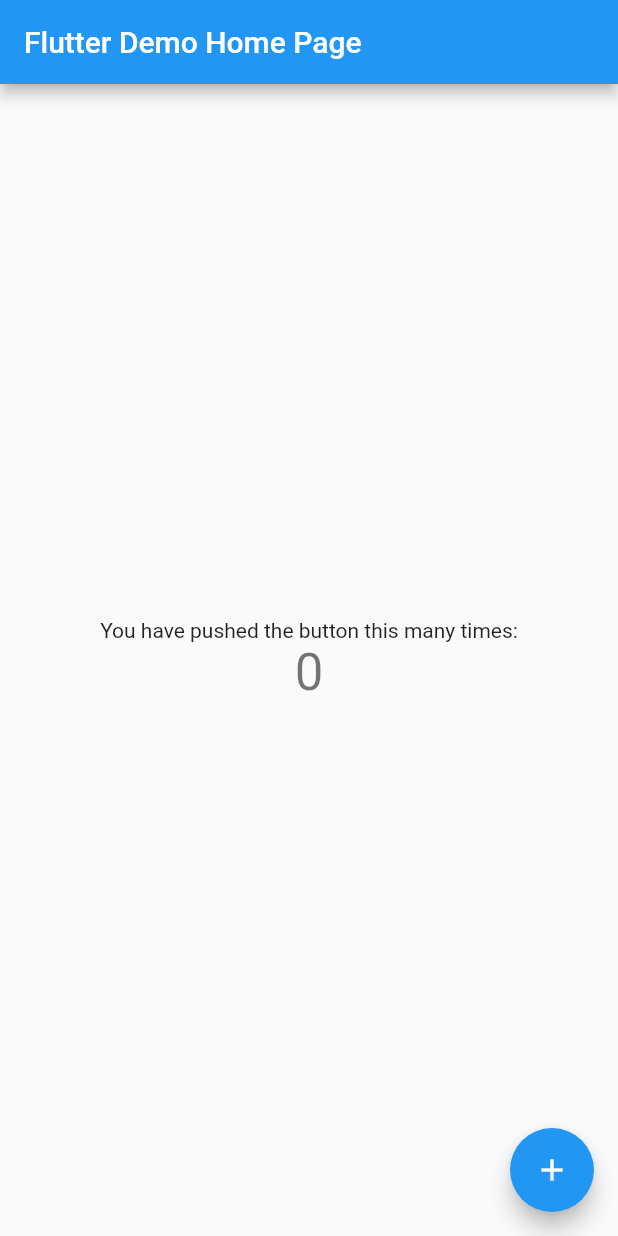
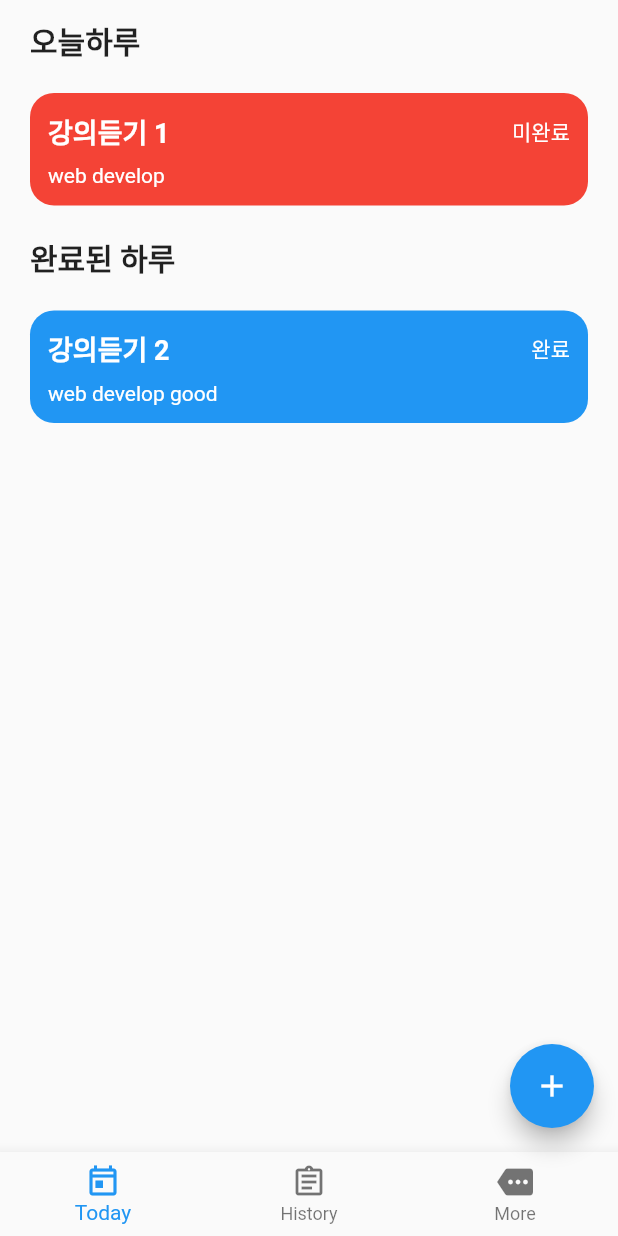
Before and after one commit to kish191919/Flutter_Projects, a Flutter app: the screen it shows after launch, on a phone screen of 412 x 824 dp. Run offline on Flutter 3.47's test engine with Material 2 defaults, Android fonts, the phone set to English and light mode, and no system bars; our stand-ins replace sqflite; accounts and stored records are empty.

Commit message:
todo5 frame

```diff
--- /dev/null
+++ b/todo5/lib/data/Todo.dart
@@ -0,0 +1,10 @@
+class Todo{
+  String title;
+  String memo;
+  String category;
+  int color;
+  int done;
+  int date;
+
+  Todo({this.title, this.memo, this.category, this.color, this.done, this.date});
+}
--- /dev/null
+++ b/todo5/lib/data/Utils.dart
@@ -0,0 +1,19 @@
+class Utils{
+  static int getFormatTime(DateTime date){
+    return int.parse("${date.year}${date.month}${date.day}");
+  }
+
+  static DateTime numToDateTime(int date){
+    String _d=date.toString();
+
+    int year = int.parse(_d.substring(0,4));
+    int month = int.parse(_d.substring(4,6));
+    int day = int.parse(_d.substring(6,8));
+
+    return DateTime(year, month, day);
+  }
+
+  static String makeTwoDigit(int num){
+    return num.toString().padLeft(2,"0");
+  }
+}
--- a/todo5/lib/main.dart
+++ b/todo5/lib/main.dart
@@ -1,4 +1,6 @@
 import 'package:flutter/material.dart';
+
+import 'data/Todo.dart';
 
 void main() {
   runApp(MyApp());
@@ -11,22 +13,12 @@ class MyApp extends StatelessWidget {
     return MaterialApp(
       title: 'Flutter Demo',
       theme: ThemeData(
-        // This is the theme of your application.
-        //
-        // Try running your application with "flutter run". You'll see the
-        // application has a blue toolbar. Then, without quitting the app, try
-        // changing the primarySwatch below to Colors.green and then invoke
-        // "hot reload" (press "r" in the console where you ran "flutter run",
-        // or simply save your changes to "hot reload" in a Flutter IDE).
-        // Notice that the counter didn't reset back to zero; the application
-        // is not restarted.
+
         primarySwatch: Colors.blue,
-        // This makes the visual density adapt to the platform that you run
-        // the app on. For desktop platforms, the controls will be smaller and
-        // closer together (more dense) than on mobile platforms.
+
         visualDensity: VisualDensity.adaptivePlatformDensity,
       ),
-      home: MyHomePage(title: 'Flutter Demo Home Page'),
+      home: MyHomePage(title: 'Todo List'),
     );
   }
 }
@@ -34,14 +26,6 @@ class MyApp extends StatelessWidget {
 class MyHomePage extends StatefulWidget {
   MyHomePage({Key key, this.title}) : super(key: key);
 
-  // This widget is the home page of your application. It is stateful, meaning
-  // that it has a State object (defined below) that contains fields that affect
-  // how it looks.
-
-  // This class is the configuration for the state. It holds the values (in this
-  // case the title) provided by the parent (in this case the App widget) and
-  // used by the build method of the State. Fields in a Widget subclass are
-  // always marked "final".
 
   final String title;
 
@@ -50,68 +34,135 @@ class MyHomePage extends StatefulWidget {
 }
 
 class _MyHomePageState extends State<MyHomePage> {
-  int _counter = 0;
 
-  void _incrementCounter() {
-    setState(() {
-      // This call to setState tells the Flutter framework that something has
-      // changed in this State, which causes it to rerun the build method below
-      // so that the display can reflect the updated values. If we changed
-      // _counter without calling setState(), then the build method would not be
-      // called again, and so nothing would appear to happen.
-      _counter++;
-    });
+  List<Todo> todos=[
+    Todo(
+      title: "강의듣기 1",
+      memo: "web develop",
+      color: Colors.red.value,
+      done: 0,
+      category: "Study",
+      date: 20230303
+    ),
+    Todo(
+        title: "강의듣기 2",
+        memo: "web develop good",
+        color: Colors.blue.value,
+        done: 1,
+        category: "Study",
+        date: 20230303
+    )
+  ];
+
+  @override
+  void initState() {
+    // TODO: implement initState
+    super.initState();
   }
+
 
   @override
   Widget build(BuildContext context) {
-    // This method is rerun every time setState is called, for instance as done
-    // by the _incrementCounter method above.
-    //
-    // The Flutter framework has been optimized to make rerunning build methods
-    // fast, so that you can just rebuild anything that needs updating rather
-    // than having to individually change instances of widgets.
+
     return Scaffold(
-      appBar: AppBar(
-        // Here we take the value from the MyHomePage object that was created by
-        // the App.build method, and use it to set our appbar title.
-        title: Text(widget.title),
-      ),
-      body: Center(
-        // Center is a layout widget. It takes a single child and positions it
-        // in the middle of the parent.
-        child: Column(
-          // Column is also a layout widget. It takes a list of children and
-          // arranges them vertically. By default, it sizes itself to fit its
-          // children horizontally, and tries to be as tall as its parent.
-          //
-          // Invoke "debug painting" (press "p" in the console, choose the
-          // "Toggle Debug Paint" action from the Flutter Inspector in Android
-          // Studio, or the "Toggle Debug Paint" command in Visual Studio Code)
-          // to see the wireframe for each widget.
-          //
-          // Column has various properties to control how it sizes itself and
-          // how it positions its children. Here we use mainAxisAlignment to
-          // center the children vertically; the main axis here is the vertical
-          // axis because Columns are vertical (the cross axis would be
-          // horizontal).
-          mainAxisAlignment: MainAxisAlignment.center,
-          children: <Widget>[
-            Text(
-              'You have pushed the button this many times:',
+      appBar: PreferredSize(
+        child: AppBar(),
+    preferredSize: Size.fromHeight(0,),// This trailing comma makes auto-formatting nicer for build methods.
+    ),
+    floatingActionButton: FloatingActionButton(
+      child: Icon(Icons.add, color: Colors.white,),
+      onPressed: (){
+        //화면이동
+      },
+    ),bottomNavigationBar: BottomNavigationBar(
+      items: [
+        BottomNavigationBarItem(icon: Icon(Icons.today_outlined), label: "Today"),
+        BottomNavigationBarItem(icon: Icon(Icons.assignment_outlined), label: "History"),
+        BottomNavigationBarItem(icon: Icon(Icons.more), label: "More")
+      ],
+    ),
+      body: ListView.builder(itemBuilder: (ctx, idx) {
+        if (idx==0){
+          return Container(
+            margin: EdgeInsets.symmetric(vertical: 12, horizontal: 20),
+            child: Text("오늘하루", style: TextStyle(fontSize: 20, fontWeight: FontWeight.bold),),);
+        }else if(idx==1){
+          List<Todo> undone = todos.where((t){
+            return t.done ==0;
+          }).toList();
+          return Container(
+            child: Column(
+              children: List.generate(undone.length, (_idx){
+                Todo t = undone[_idx];
+                return Container(
+                  padding: EdgeInsets.symmetric(vertical: 12, horizontal: 12),
+                  margin: EdgeInsets.symmetric(vertical: 8, horizontal: 20),
+                  decoration: BoxDecoration(
+                    color: Color(t.color),
+                    borderRadius: BorderRadius.circular(16)
+                  ),
+                  child: Column(
+                    crossAxisAlignment: CrossAxisAlignment.start,
+                    children: [
+                      Row(
+                          mainAxisAlignment: MainAxisAlignment.spaceBetween,
+                          children: [
+                            Text(t.title, style: TextStyle(fontSize: 18, color: Colors.white, fontWeight: FontWeight.bold),),
+                            Text(t.done == 0 ? "미완료" : "완료", style: TextStyle(color: Colors.white),)]
+                      ),
+                      Container(height: 8,),
+                      Text(t.memo, style: TextStyle(color: Colors.white),)
+                    ],
+                  ),
+                );
+              }),
+
             ),
-            Text(
-              '$_counter',
-              style: Theme.of(context).textTheme.headline4,
+          );
+        } else if (idx==2){
+          return Container(
+            margin: EdgeInsets.symmetric(vertical: 12, horizontal: 20),
+            child: Text("완료된 하루", style: TextStyle(fontSize: 20, fontWeight: FontWeight.bold),),);
+        }else if(idx==3){
+          List<Todo> done = todos.where((t){
+            return t.done ==1;
+          }).toList();
+
+          return Container(
+            child: Column(
+              children: List.generate(done.length, (_idx){
+                Todo t = done[_idx];
+                return Container(
+                    padding: EdgeInsets.symmetric(vertical: 12, horizontal: 12),
+                    margin: EdgeInsets.symmetric(vertical: 8, horizontal: 20),
+                    decoration: BoxDecoration(
+                        color: Color(t.color),
+                        borderRadius: BorderRadius.circular(16)
+                    ),
+                  child: Column(
+                    crossAxisAlignment: CrossAxisAlignment.start,
+                    children: [
+                      Row(
+                        mainAxisAlignment: MainAxisAlignment.spaceBetween,
+                          children: [
+                            Text(t.title, style: TextStyle(fontSize: 18, color: Colors.white, fontWeight: FontWeight.bold),),
+                            Text(t.done == 0 ? "미완료" : "완료", style: TextStyle(color: Colors.white),)]
+                      ),
+                      Container(height: 8,),
+                      Text(t.memo, style: TextStyle(color: Colors.white),)
+                    ],
+                  ),
+                );
+              }),
+
             ),
-          ],
-        ),
-      ),
-      floatingActionButton: FloatingActionButton(
-        onPressed: _incrementCounter,
-        tooltip: 'Increment',
-        child: Icon(Icons.add),
-      ), // This trailing comma makes auto-formatting nicer for build methods.
+          );
+        }
+
+
+        return Container(child: Text("$idx"),);
+      },
+      itemCount: 4,)
     );
   }
 }
```
Also changed, not shown: 1 other file.
